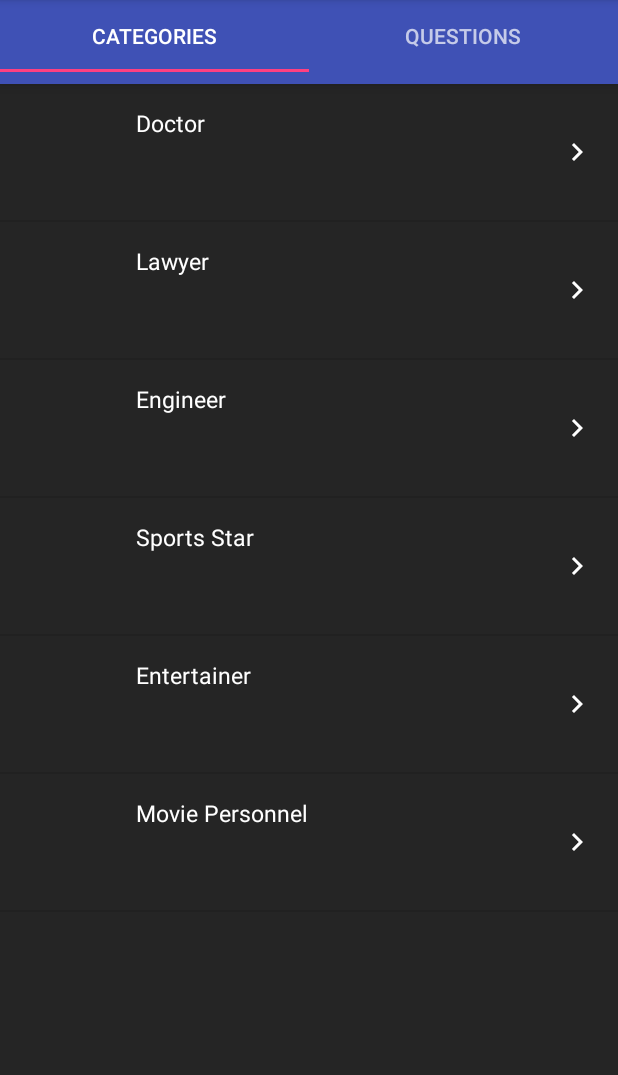
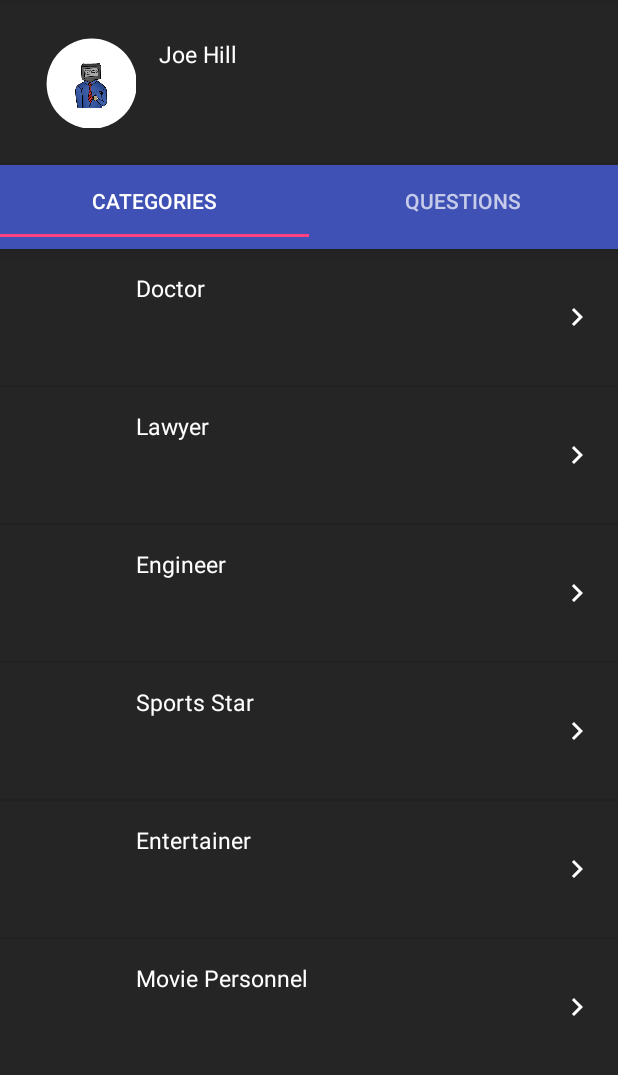
Before and after one commit to calebdre/Oberve, an Android app: the BoardsActivity screen opened directly, with no data from a screen before it, on a phone screen of 412 x 824 dp, the part 84-1159 px from its top. Run offline under Robolectric (Android 15) with nearby library versions, the phone set to English and light mode, and no system bars; our stand-ins replace ButterKnife, Picasso; pictures from the network do not load; 4 statements that could not run were skipped.

Commit message:
added top spots

```diff
--- /dev/null
+++ b/app/src/main/java/com/observe/RecyclerAdapter.java
@@ -0,0 +1,57 @@
+package com.observe;
+
+import android.content.Context;
+import android.support.v7.widget.RecyclerView;
+import android.view.LayoutInflater;
+import android.view.View;
+import android.view.ViewGroup;
+import android.widget.ImageView;
+import android.widget.TextView;
+
+import com.squareup.picasso.Picasso;
+
+import java.util.List;
+
+public class RecyclerAdapter extends RecyclerView.Adapter<RecyclerAdapter.Holder>{
+    List<String> names;
+    private Context context;
+
+    public RecyclerAdapter(List<String> names, Context context) {
+        this.names = names;
+        this.context = context;
+    }
+
+    @Override
+    public RecyclerAdapter.Holder onCreateViewHolder(ViewGroup parent, int viewType) {
+        View v = LayoutInflater.from(parent.getContext()).inflate(R.layout.adapter_view_item, parent, false);
+        return  new Holder(v);
+    }
+
+    @Override
+    public void onBindViewHolder(RecyclerAdapter.Holder holder, int position) {
+        holder.text.setText(names.get(position));
+        if(position == 0){
+            holder.image.setImageDrawable(context.getResources().getDrawable(R.drawable.thumbnail, null));
+            holder.text.setText("Joe Hill");
+        }else{
+            Picasso.with(context).load("http://api.randomuser.me/portraits/med/women/" + position + ".jpg").into(holder.image);
+        }
+    }
+
+    @Override
+    public int getItemCount() {
+        return names.size();
+    }
+
+    public class Holder extends RecyclerView.ViewHolder {
+        public TextView text;
+        public ImageView image;
+
+        public Holder(View itemView) {
+            super(itemView);
+            text =  (TextView) itemView.findViewById(R.id.text);
+            image = (ImageView) itemView.findViewById(R.id.profile_image);
+            ((ViewGroup) itemView).removeView(itemView.findViewById(R.id.chevron));
+        }
+    }
+}
--- a/app/src/main/java/com/observe/Views/BoardsActivity.java
+++ b/app/src/main/java/com/observe/Views/BoardsActivity.java
@@ -4,9 +4,15 @@ import android.os.Bundle;
 import android.support.design.widget.TabLayout;
 import android.support.v4.view.ViewPager;
 import android.support.v7.app.AppCompatActivity;
+import android.support.v7.widget.LinearLayoutManager;
+import android.support.v7.widget.RecyclerView;
 
 import com.observe.CustomPagerAdapter;
 import com.observe.R;
+import com.observe.RecyclerAdapter;
+
+import java.util.Arrays;
+import java.util.List;
 
 import butterknife.Bind;
 import butterknife.ButterKnife;
@@ -15,6 +21,7 @@ public class BoardsActivity extends AppCompatActivity {
 
     @Bind(R.id.tab_layout) TabLayout tabLayout;
     @Bind(R.id.pager) ViewPager viewPager;
+    @Bind(R.id.top_posts) RecyclerView topPosts;
 
     @Override
     protected void onCreate(Bundle savedInstanceState) {
@@ -45,5 +52,9 @@ public class BoardsActivity extends AppCompatActivity {
 
             }
         });
+
+        List<String> names = Arrays.asList("Julia Brooks", "Dorothy Hoffman", "Carol Weaver","Marilyn Meyer","Sally Mae","Shannon Bob");
+        topPosts.setAdapter(new RecyclerAdapter(names, this));
+        topPosts.setLayoutManager(new LinearLayoutManager(this, LinearLayoutManager.HORIZONTAL, false));
     }
 }
--- a/app/src/main/res/layout/activity_boards.xml
+++ b/app/src/main/res/layout/activity_boards.xml
@@ -3,7 +3,13 @@
     android:orientation="vertical" android:layout_width="match_parent"
     android:background="#252525"
     android:layout_height="match_parent">
-
+    <android.support.v7.widget.RecyclerView
+        android:id="@+id/top_posts"
+        android:layout_marginTop="10dp"
+        android:paddingLeft="15dp"
+        android:paddingRight="15dp"
+        android:layout_width="match_parent"
+        android:layout_height="100dp"/>
     <android.support.design.widget.TabLayout
         android:id="@+id/tab_layout"
         android:layout_width="match_parent"
--- a/app/src/main/res/layout/adapter_view_item.xml
+++ b/app/src/main/res/layout/adapter_view_item.xml
@@ -33,6 +33,7 @@
             />
     </LinearLayout>
     <ImageView
+        android:id="@+id/chevron"
         android:layout_width="wrap_content"
         android:layout_height="wrap_content"
         android:layout_gravity="center"
```
